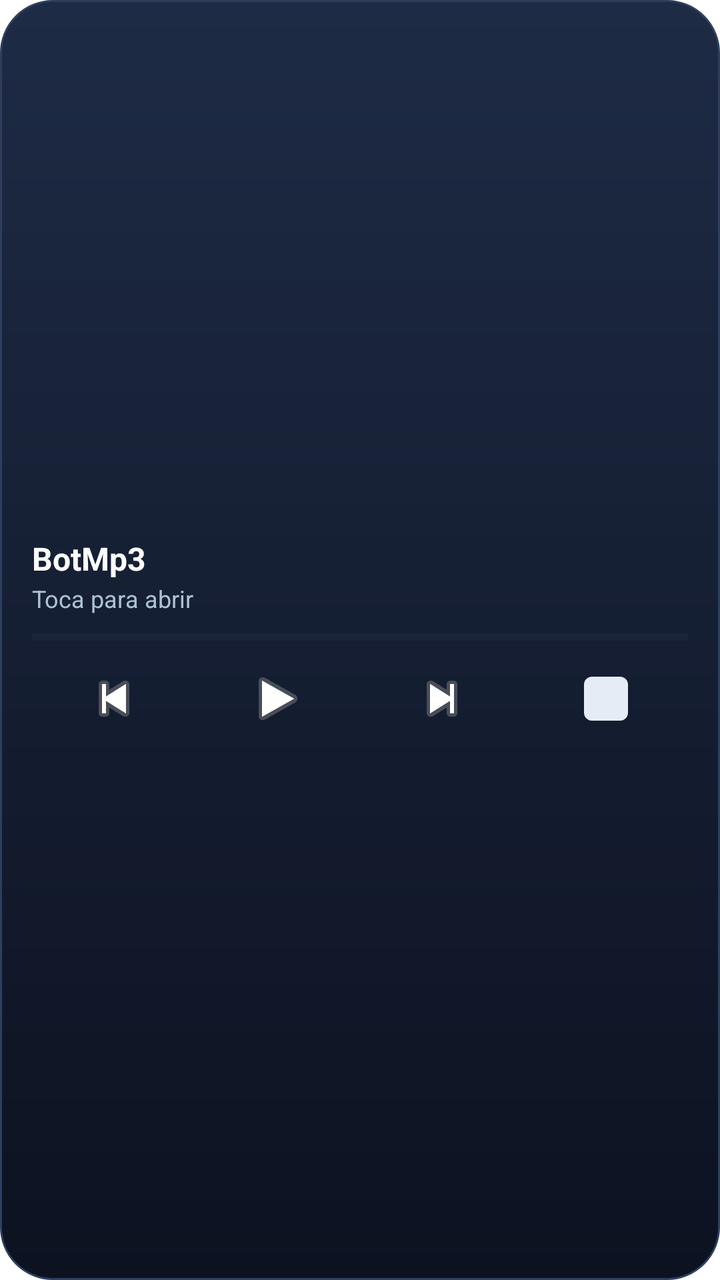
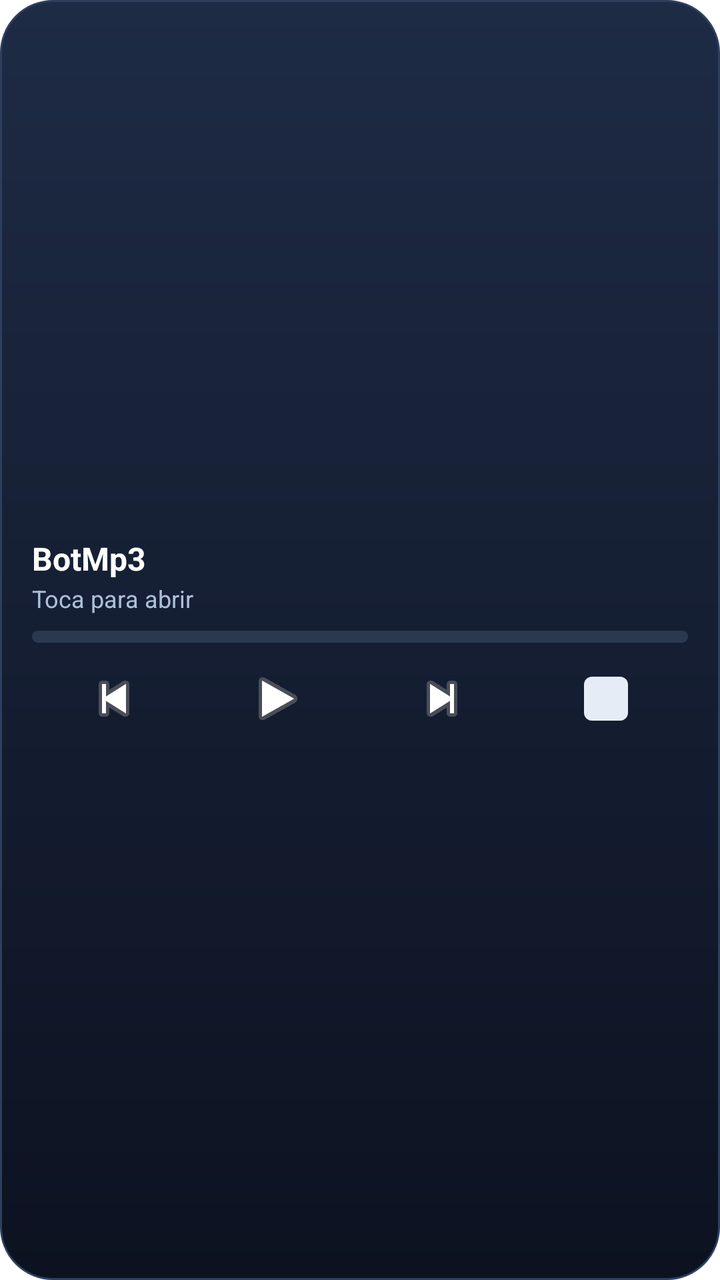

The first picture is an Android layout as it rendered before a commit; the second is the same layout after the commit. The layout source and the unified diff follow.
<!-- AndroidManifest.xml: fallback theme Theme.MaterialComponents.DayNight.NoActionBar -->
<!-- res/layout/widget_botmp3.xml -->
<?xml version="1.0" encoding="utf-8"?>
<LinearLayout xmlns:android="http://schemas.android.com/apk/res/android"
    android:id="@+id/widget_raiz"
    android:layout_width="match_parent"
    android:layout_height="match_parent"
    android:background="@drawable/widget_fondo"
    android:gravity="center_vertical"
    android:orientation="vertical"
    android:padding="16dp">

    <TextView
        android:id="@+id/widget_titulo"
        android:layout_width="match_parent"
        android:layout_height="wrap_content"
        android:ellipsize="end"
        android:maxLines="1"
        android:text="BotMp3"
        android:textColor="#FFFFFF"
        android:textSize="16sp"
        android:textStyle="bold" />

    <TextView
        android:id="@+id/widget_artista"
        android:layout_width="match_parent"
        android:layout_height="wrap_content"
        android:layout_marginTop="1dp"
        android:ellipsize="end"
        android:maxLines="1"
        android:text="Toca para abrir"
        android:textColor="#AFC0D6"
        android:textSize="12sp" />

    <ProgressBar
        android:id="@+id/widget_progreso"
        style="?android:attr/progressBarStyleHorizontal"
        android:layout_width="match_parent"
        android:layout_height="6dp"
        android:layout_marginTop="8dp"
        android:max="100"
        android:progress="0"
        android:progressTint="#34D399"
        android:progressBackgroundTint="#2A3850" />

    <LinearLayout
        android:layout_width="match_parent"
        android:layout_height="wrap_content"
        android:layout_marginTop="6dp"
        android:gravity="center_vertical"
        android:orientation="horizontal">

        <ImageButton
            android:id="@+id/widget_prev"
            android:layout_width="0dp"
            android:layout_height="44dp"
            android:layout_weight="1"
            android:background="#00000000"
            android:contentDescription="Anterior"
            android:scaleType="centerInside"
            android:src="@android:drawable/ic_media_previous" />

        <ImageButton
            android:id="@+id/widget_play"
            android:layout_width="0dp"
            android:layout_height="44dp"
            android:layout_weight="1"
            android:background="#00000000"
            android:contentDescription="Reproducir o pausar"
            android:scaleType="centerInside"
            android:src="@android:drawable/ic_media_play" />

        <ImageButton
            android:id="@+id/widget_next"
            android:layout_width="0dp"
            android:layout_height="44dp"
            android:layout_weight="1"
            android:background="#00000000"
            android:contentDescription="Siguiente"
            android:scaleType="centerInside"
            android:src="@android:drawable/ic_media_next" />

        <ImageButton
            android:id="@+id/widget_stop"
            android:layout_width="0dp"
            android:layout_height="44dp"
            android:layout_weight="1"
            android:background="#00000000"
            android:contentDescription="Detener"
            android:scaleType="centerInside"
            android:src="@drawable/ic_widget_stop" />
    </LinearLayout>
</LinearLayout>
<!-- resources referenced by this layout -->
<resources>
  <!-- drawable ic_widget_stop (drawable) -->
  <?xml version="1.0" encoding="utf-8"?>
  <shape xmlns:android="http://schemas.android.com/apk/res/android"
      android:shape="rectangle">
      <solid android:color="#E6ECF5" />
      <corners android:radius="4dp" />
      <size
          android:width="22dp"
          android:height="22dp" />
  </shape>
  <!-- drawable widget_fondo (drawable) -->
  <?xml version="1.0" encoding="utf-8"?>
  <shape xmlns:android="http://schemas.android.com/apk/res/android"
      android:shape="rectangle">
      <gradient
          android:angle="270"
          android:endColor="#0C1220"
          android:startColor="#1E2B45" />
      <corners android:radius="26dp" />
      <stroke
          android:width="1dp"
          android:color="#2E3F5E" />
  </shape>
</resources>

<!-- the commit's change to res/layout/widget_botmp3.xml (unified diff, before → after) -->
@@ -32,7 +32,7 @@
 
     <ProgressBar
         android:id="@+id/widget_progreso"
-        style="?android:attr/progressBarStyleHorizontal"
+        style="@android:style/Widget.ProgressBar.Horizontal"
         android:layout_width="match_parent"
         android:layout_height="6dp"
         android:layout_marginTop="8dp"
